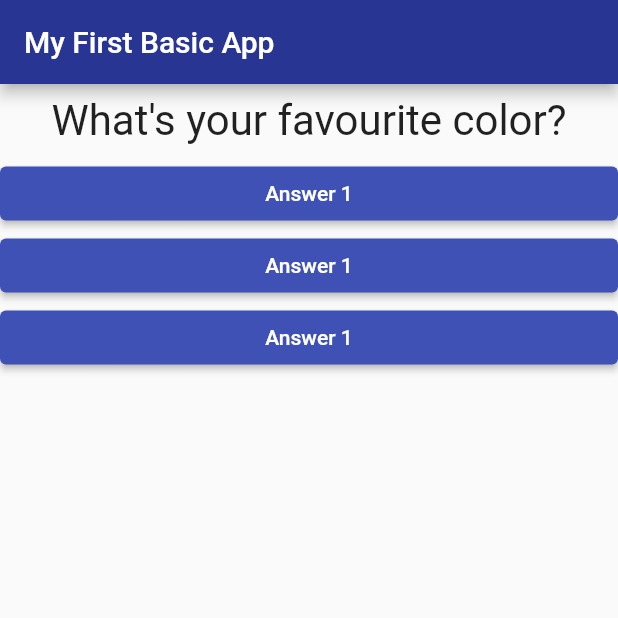
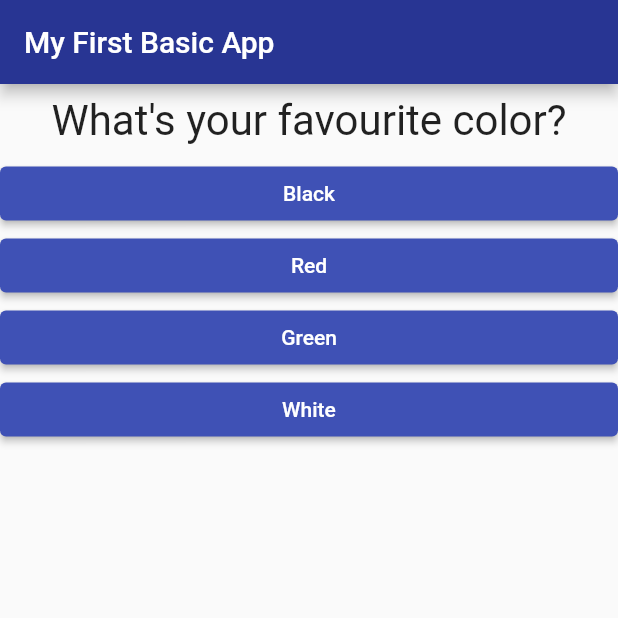
Before and after one commit to PierluigiBarocci/flutter_quiz_app, a Flutter app: the screen it shows after launch, on a phone screen of 412 x 824 dp, the top half of it. Run offline on Flutter 3.47's test engine with Material 2 defaults, Android fonts, the phone set to English and light mode, and no system bars.

Commit message:
add .map to hadle all the questions and answers

```diff
--- a/lib/answer.dart
+++ b/lib/answer.dart
@@ -3,9 +3,10 @@ import 'package:flutter/material.dart';
 class Answer extends StatelessWidget {
   // it expect a Function, so I have to type this
   final Function selectHandler;
+  final String answerText;
 
   // then I costruct the class property
-  Answer(this.selectHandler);
+  Answer(this.selectHandler, this.answerText);
 
   @override
   Widget build(BuildContext context) {
@@ -17,7 +18,7 @@ class Answer extends StatelessWidget {
             onPrimary: Colors.white,
           ),
           onPressed: selectHandler,
-          child: Text('Answer 1')),
+          child: Text(answerText)),
     );
   }
 }
--- a/lib/main.dart
+++ b/lib/main.dart
@@ -35,8 +35,18 @@ class _HomeState extends State<Home> {
   }
 
   var questions = [
-    'What\'s your favourite color?',
-    'What\'s your favourite animal?'
+    {
+      'questionText': 'What\'s your favourite color?',
+      'answers': ['Black', 'Red', 'Green', 'White'],
+    },
+    {
+      'questionText': 'What\'s your favourite animal?',
+      'answers': ['Rabbit', 'Snake', 'Elephant', 'Lion'],
+    },
+    {
+      'questionText': 'Who\'s is your favourite instructor?',
+      'answers': ['Max', 'Max', 'Max', 'Max'],
+    },
   ];
 
   @override
@@ -48,10 +58,11 @@ class _HomeState extends State<Home> {
       ),
       body: Column(
         children: [
-          Question(questions[_questionIndex]),
-          Answer(_answerQuestion),
-          Answer(_answerQuestion),
-          Answer(_answerQuestion),
+          Question(questions[_questionIndex]['questionText']),
+          ...(questions[_questionIndex]['answers'] as List<String>)
+              .map((answer) {
+            return Answer(_answerQuestion, answer);
+          }).toList()
         ],
       ),
     );
```
